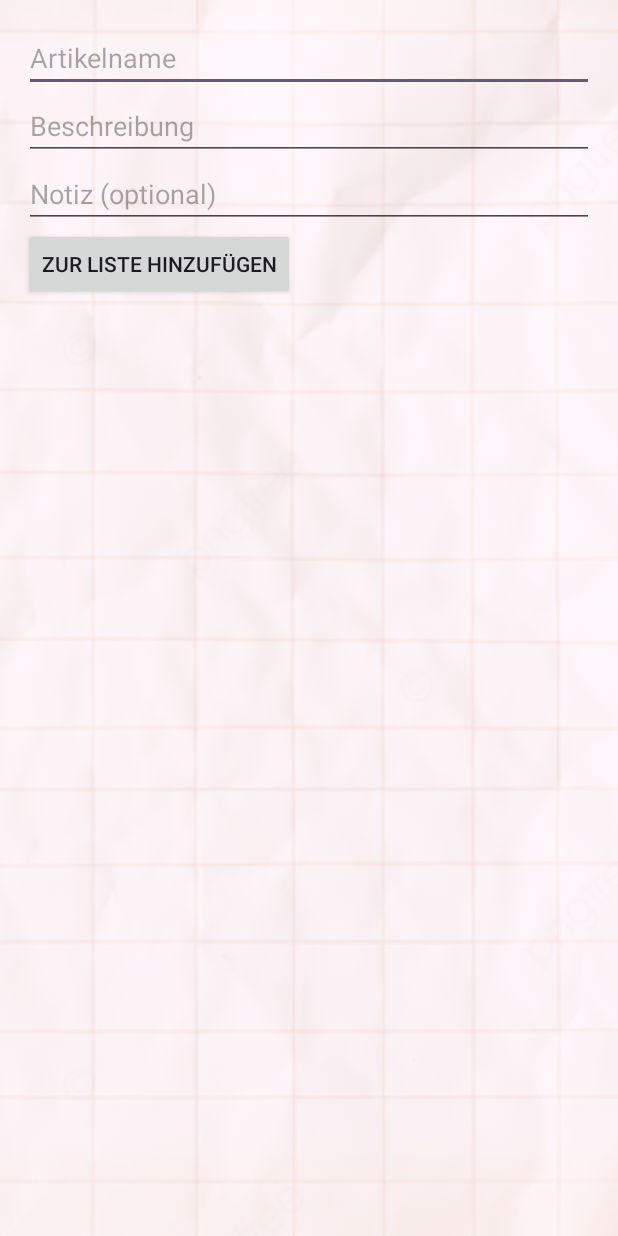
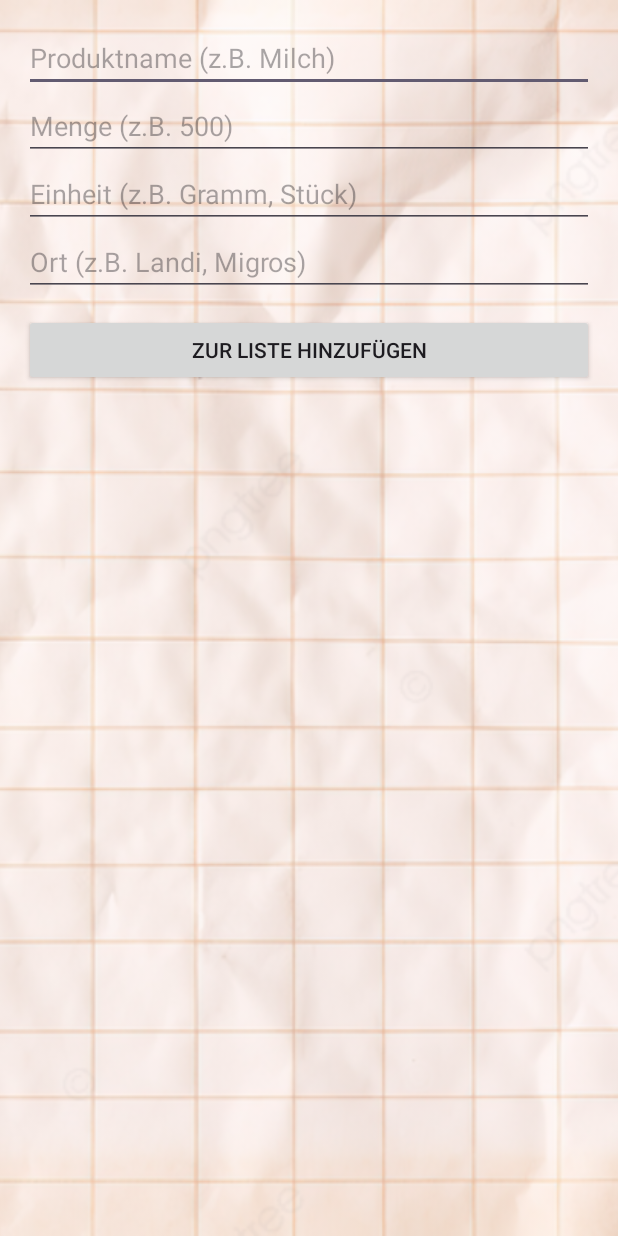
Before and after one commit to JasonBichsel/Shoppinglist, an Android app: the screen it shows after launch (MainActivity), on a phone screen of 412 x 824 dp. Run offline under Robolectric (Android 15) with nearby library versions, the phone set to English and light mode, and no system bars.

Commit message:
Shoppinglist Improvements

```diff
--- a/app/src/main/res/layout/activity_main.xml
+++ b/app/src/main/res/layout/activity_main.xml
@@ -3,51 +3,74 @@
     android:layout_width="match_parent"
     android:layout_height="match_parent">
 
-    <!-- Hintergrundbild -->
+    <!-- Hintergrundbild skaliert -->
     <ImageView
         android:id="@+id/backgroundImage"
         android:layout_width="match_parent"
         android:layout_height="match_parent"
+        android:src="@drawable/shopping_bg"
         android:scaleType="centerCrop"
-        android:src="@drawable/shopping_bg"
-        android:alpha="0.2" /> <!-- Transparenz -->
+        android:alpha="0.5" />
 
-    <!-- Inhalte darüber -->
+    <!-- Scrollbarer Inhalt -->
+    <ScrollView
+        android:layout_width="match_parent"
+        android:layout_height="match_parent">
+
         <LinearLayout
             android:orientation="vertical"
             android:padding="16dp"
             android:layout_width="match_parent"
-        android:layout_height="match_parent">
+            android:layout_height="wrap_content">
 
+            <!-- Produktname -->
             <EditText
                 android:id="@+id/editItemName"
+                android:hint="Produktname (z.B. Milch)"
                 android:layout_width="match_parent"
                 android:layout_height="wrap_content"
-            android:hint="Artikelname" />
+                android:inputType="textPersonName" />
 
+            <!-- Menge -->
             <EditText
-            android:id="@+id/editItemDescription"
+                android:id="@+id/editItemQuantity"
+                android:hint="Menge (z.B. 500)"
                 android:layout_width="match_parent"
                 android:layout_height="wrap_content"
-            android:hint="Beschreibung" />
+                android:inputType="numberDecimal" />
 
+            <!-- Einheit -->
             <EditText
-            android:id="@+id/editItemNote"
+                android:id="@+id/editItemUnit"
+                android:hint="Einheit (z.B. Gramm, Stück)"
                 android:layout_width="match_parent"
                 android:layout_height="wrap_content"
-            android:hint="Notiz (optional)" />
+                android:inputType="text" />
 
+            <!-- Einkaufsort -->
+            <EditText
+                android:id="@+id/editItemPlace"
+                android:hint="Ort (z.B. Landi, Migros)"
+                android:layout_width="match_parent"
+                android:layout_height="wrap_content"
+                android:inputType="text" />
+
+            <!-- Hinzufügen-Button -->
             <Button
                 android:id="@+id/buttonAdd"
-            android:layout_width="wrap_content"
-            android:layout_height="wrap_content"
-            android:text="Zur Liste hinzufügen" />
+                android:text="Zur Liste hinzufügen"
+                android:layout_marginTop="12dp"
+                android:layout_width="match_parent"
+                android:layout_height="wrap_content" />
 
+            <!-- Liste -->
             <ListView
                 android:id="@+id/listView"
                 android:layout_width="match_parent"
-            android:layout_height="0dp"
-            android:layout_weight="1" />
+                android:layout_height="440dp"
+                android:layout_marginTop="16dp"
+                android:divider="@android:color/darker_gray"
+                android:dividerHeight="1dp" />
         </LinearLayout>
-
+    </ScrollView>
 </FrameLayout>
```
Also changed, not shown: app/src/main/java/ch/wiss/shopping_list/MainActivity.java (+81 -63 lines), app/src/main/res/layout/list_item.xml (+26 -14 lines). Lines whose indentation alone changed are shown as unchanged.
